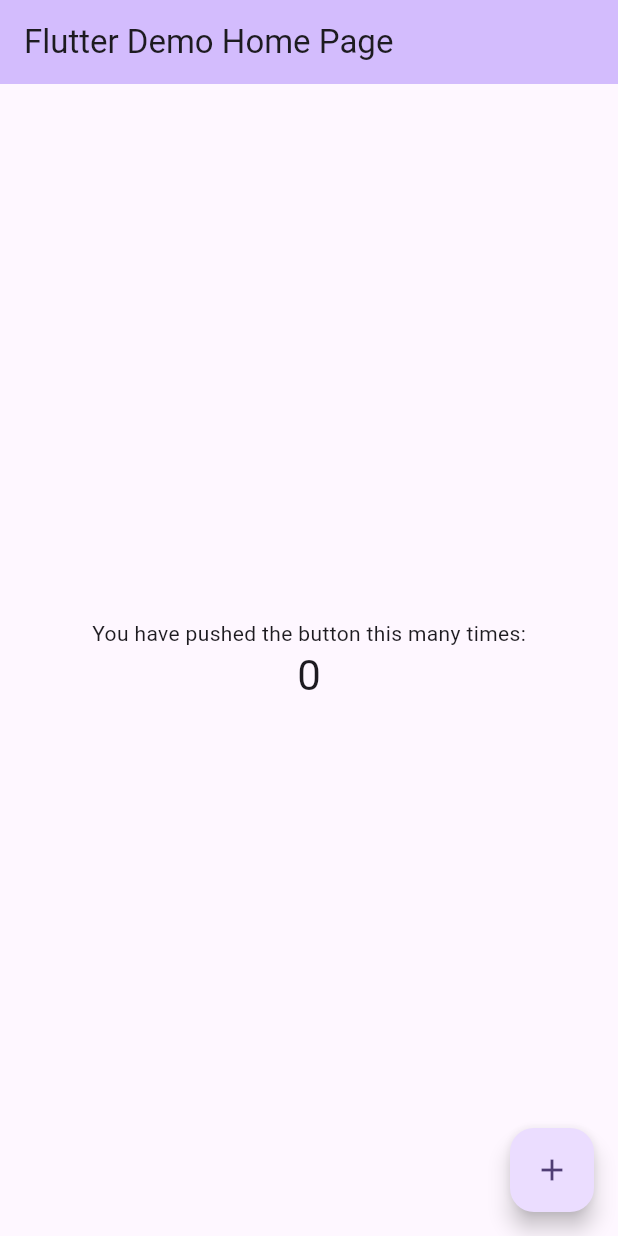
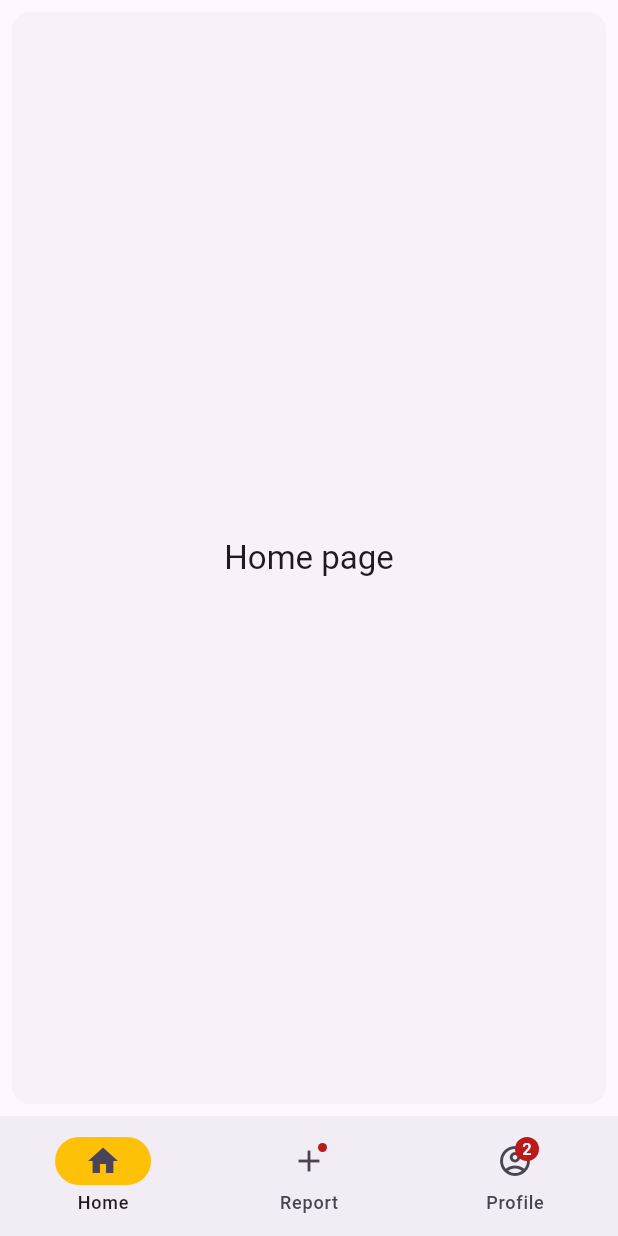
Before and after one commit to ashleychching/repair_tracker, a Flutter app: the screen it shows after launch, on a phone screen of 412 x 824 dp. Run offline on Flutter 3.47's test engine with Material 3 defaults, Android fonts, the phone set to English and light mode, and no system bars.

Commit message:
Changed to fit UI layout
Added bottom nav bar for selecting the page of choice

```diff
--- a/lib/main.dart
+++ b/lib/main.dart
@@ -55,71 +55,119 @@
 }
 
 class _MyHomePageState extends State<MyHomePage> {
-  int _counter = 0;
-
-  void _incrementCounter() {
-    setState(() {
-      // This call to setState tells the Flutter framework that something has
-      // changed in this State, which causes it to rerun the build method below
-      // so that the display can reflect the updated values. If we changed
-      // _counter without calling setState(), then the build method would not be
-      // called again, and so nothing would appear to happen.
-      _counter++;
-    });
-  }
+  int currentPageIndex = 0;
 
   @override
   Widget build(BuildContext context) {
-    // This method is rerun every time setState is called, for instance as done
-    // by the _incrementCounter method above.
-    //
-    // The Flutter framework has been optimized to make rerunning build methods
-    // fast, so that you can just rebuild anything that needs updating rather
-    // than having to individually change instances of widgets.
+    final ThemeData theme = Theme.of(context);
     return Scaffold(
-      appBar: AppBar(
-        // TRY THIS: Try changing the color here to a specific color (to
-        // Colors.amber, perhaps?) and trigger a hot reload to see the AppBar
-        // change color while the other colors stay the same.
-        backgroundColor: Theme.of(context).colorScheme.inversePrimary,
-        // Here we take the value from the MyHomePage object that was created by
-        // the App.build method, and use it to set our appbar title.
-        title: Text(widget.title),
+      bottomNavigationBar: NavigationBar(
+        onDestinationSelected: (int index) {
+          setState(() {
+            currentPageIndex = index;
+          });
+        },
+        indicatorColor: Colors.amber,
+        selectedIndex: currentPageIndex,
+        destinations: const <Widget>[
+          NavigationDestination(
+            selectedIcon: Icon(Icons.home),
+            icon: Icon(Icons.home_outlined),
+            label: 'Home',
+          ),
+          NavigationDestination(
+            icon: Badge(child: Icon(Icons.add)),
+            label: 'Report',
+          ),
+          NavigationDestination(
+            icon: Badge(
+              label: Text('2'),
+              child: Icon(Icons.account_circle_outlined),
+            ),
+            label: 'Profile',
+          ),
+        ],
       ),
-      body: Center(
-        // Center is a layout widget. It takes a single child and positions it
-        // in the middle of the parent.
-        child: Column(
-          // Column is also a layout widget. It takes a list of children and
-          // arranges them vertically. By default, it sizes itself to fit its
-          // children horizontally, and tries to be as tall as its parent.
-          //
-          // Column has various properties to control how it sizes itself and
-          // how it positions its children. Here we use mainAxisAlignment to
-          // center the children vertically; the main axis here is the vertical
-          // axis because Columns are vertical (the cross axis would be
-          // horizontal).
-          //
-          // TRY THIS: Invoke "debug painting" (choose the "Toggle Debug Paint"
-          // action in the IDE, or press "p" in the console), to see the
-          // wireframe for each widget.
-          mainAxisAlignment: MainAxisAlignment.center,
-          children: <Widget>[
-            const Text(
-              'You have pushed the button this many times:',
+      body: <Widget>[
+        /// Home page
+        Card(
+          shadowColor: Colors.transparent,
+          margin: const EdgeInsets.all(8.0),
+          child: SizedBox.expand(
+            child: Center(
+              child: Text(
+                'Home page',
+                style: theme.textTheme.titleLarge,
+              ),
             ),
-            Text(
-              '$_counter',
-              style: Theme.of(context).textTheme.headlineMedium,
-            ),
-          ],
+          ),
         ),
-      ),
-      floatingActionButton: FloatingActionButton(
-        onPressed: _incrementCounter,
-        tooltip: 'Increment',
-        child: const Icon(Icons.add),
-      ), // This trailing comma makes auto-formatting nicer for build methods.
+
+        /// Notifications page
+        const Padding(
+          padding: EdgeInsets.all(8.0),
+          child: Column(
+            children: <Widget>[
+              Card(
+                child: ListTile(
+                  leading: Icon(Icons.notifications_sharp),
+                  title: Text('Notification 1'),
+                  subtitle: Text('This is a notification'),
+                ),
+              ),
+              Card(
+                child: ListTile(
+                  leading: Icon(Icons.notifications_sharp),
+                  title: Text('Notification 2'),
+                  subtitle: Text('This is a notification'),
+                ),
+              ),
+            ],
+          ),
+        ),
+
+        /// Profile page
+        ListView.builder(
+          reverse: true,
+          itemCount: 2,
+          itemBuilder: (BuildContext context, int index) {
+            if (index == 0) {
+              return Align(
+                alignment: Alignment.centerRight,
+                child: Container(
+                  margin: const EdgeInsets.all(8.0),
+                  padding: const EdgeInsets.all(8.0),
+                  decoration: BoxDecoration(
+                    color: theme.colorScheme.primary,
+                    borderRadius: BorderRadius.circular(8.0),
+                  ),
+                  child: Text(
+                    'Hello',
+                    style: theme.textTheme.bodyLarge!
+                        .copyWith(color: theme.colorScheme.onPrimary),
+                  ),
+                ),
+              );
+            }
+            return Align(
+              alignment: Alignment.centerLeft,
+              child: Container(
+                margin: const EdgeInsets.all(8.0),
+                padding: const EdgeInsets.all(8.0),
+                decoration: BoxDecoration(
+                  color: theme.colorScheme.primary,
+                  borderRadius: BorderRadius.circular(8.0),
+                ),
+                child: Text(
+                  'Hi!',
+                  style: theme.textTheme.bodyLarge!
+                      .copyWith(color: theme.colorScheme.onPrimary),
+                ),
+              ),
+            );
+          },
+        ),
+      ][currentPageIndex],
     );
   }
 }
```
